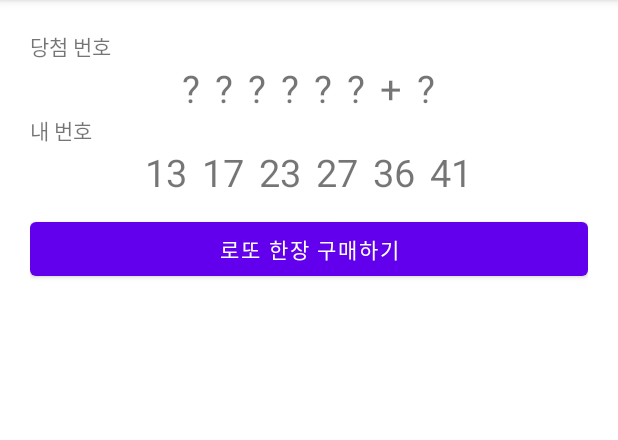
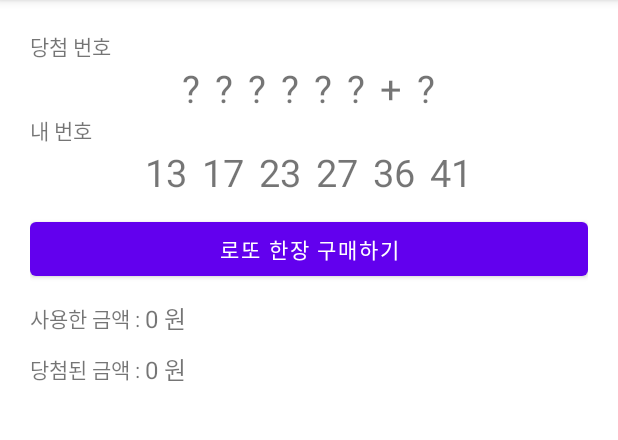
Before and after one commit to zcKO/LottoSimulator_20220303, an Android app: the screen it shows after launch (MainActivity), on a phone screen of 412 x 824 dp, the part 84-524 px from its top. Run offline under Robolectric (Android 15) with nearby library versions, the phone set to English and light mode, and no system bars.

Commit message:
사용 금액 / 당첨금액 표현용 UI 추가

```diff
--- a/app/src/main/res/layout/activity_main.xml
+++ b/app/src/main/res/layout/activity_main.xml
@@ -24,62 +24,62 @@
             android:layout_width="wrap_content"
             android:layout_height="wrap_content"
             android:text="\?"
-            android:textSize="25sp"/>
+            android:textSize="25sp" />
 
         <TextView
             android:id="@+id/txtWinNum02"
             android:layout_width="wrap_content"
             android:layout_height="wrap_content"
+            android:layout_marginStart="10dp"
             android:text="\?"
-            android:layout_marginStart="10dp"
-            android:textSize="25sp"/>
+            android:textSize="25sp" />
 
         <TextView
             android:id="@+id/txtWinNum03"
             android:layout_width="wrap_content"
             android:layout_height="wrap_content"
+            android:layout_marginStart="10dp"
             android:text="\?"
-            android:layout_marginStart="10dp"
-            android:textSize="25sp"/>
+            android:textSize="25sp" />
 
         <TextView
             android:id="@+id/txtWinNum04"
             android:layout_width="wrap_content"
             android:layout_height="wrap_content"
+            android:layout_marginStart="10dp"
             android:text="\?"
-            android:layout_marginStart="10dp"
-            android:textSize="25sp"/>
+            android:textSize="25sp" />
 
         <TextView
             android:id="@+id/txtWinNum05"
             android:layout_width="wrap_content"
             android:layout_height="wrap_content"
+            android:layout_marginStart="10dp"
             android:text="\?"
-            android:layout_marginStart="10dp"
-            android:textSize="25sp"/>
+            android:textSize="25sp" />
 
         <TextView
             android:id="@+id/txtWinNum06"
             android:layout_width="wrap_content"
             android:layout_height="wrap_content"
+            android:layout_marginStart="10dp"
             android:text="\?"
-            android:layout_marginStart="10dp"
-            android:textSize="25sp"/>
+            android:textSize="25sp" />
 
         <TextView
             android:layout_width="wrap_content"
             android:layout_height="wrap_content"
+            android:layout_marginStart="10dp"
             android:text="+"
-            android:layout_marginStart="10dp"
-            android:textSize="25sp"/>
+            android:textSize="25sp" />
 
         <TextView
             android:id="@+id/txtBonusNum"
             android:layout_width="wrap_content"
             android:layout_height="wrap_content"
+            android:layout_marginStart="10dp"
             android:text="\?"
-            android:layout_marginStart="10dp"
-            android:textSize="25sp"/>
+            android:textSize="25sp" />
 
     </LinearLayout>
 
@@ -91,48 +91,49 @@
     <LinearLayout
         android:layout_width="match_parent"
         android:layout_height="wrap_content"
-        android:orientation="horizontal"
-        android:gravity="center">
+        android:gravity="center"
+        android:orientation="horizontal">
 
         <TextView
             android:layout_width="wrap_content"
             android:layout_height="wrap_content"
             android:text="13"
-            android:textSize="25sp"/>
+            android:textSize="25sp" />
 
         <TextView
             android:layout_width="wrap_content"
             android:layout_height="wrap_content"
+            android:layout_marginStart="10dp"
             android:text="17"
-            android:layout_marginStart="10dp"
-            android:textSize="25sp"/>
+            android:textSize="25sp" />
 
         <TextView
             android:layout_width="wrap_content"
             android:layout_height="wrap_content"
+            android:layout_marginStart="10dp"
             android:text="23"
-            android:layout_marginStart="10dp"
-            android:textSize="25sp"/>
+            android:textSize="25sp" />
 
         <TextView
             android:layout_width="wrap_content"
             android:layout_height="wrap_content"
+            android:layout_marginStart="10dp"
             android:text="27"
-            android:layout_marginStart="10dp"
-            android:textSize="25sp"/>
-        <TextView
-            android:layout_width="wrap_content"
-            android:layout_height="wrap_content"
-            android:text="36"
-            android:layout_marginStart="10dp"
-            android:textSize="25sp"/>
+            android:textSize="25sp" />
 
         <TextView
             android:layout_width="wrap_content"
             android:layout_height="wrap_content"
+            android:layout_marginStart="10dp"
+            android:text="36"
+            android:textSize="25sp" />
+
+        <TextView
+            android:layout_width="wrap_content"
+            android:layout_height="wrap_content"
+            android:layout_marginStart="10dp"
             android:text="41"
-            android:layout_marginStart="10dp"
-            android:textSize="25sp"/>
+            android:textSize="25sp" />
 
     </LinearLayout>
 
@@ -140,7 +141,50 @@
         android:id="@+id/btnBuyLotto"
         android:layout_width="match_parent"
         android:layout_height="wrap_content"
-        android:text="로또 한장 구매하기"
-        android:layout_marginTop="10dp"/>
+        android:layout_marginTop="10dp"
+        android:text="로또 한장 구매하기" />
+
+    <LinearLayout
+        android:layout_width="match_parent"
+        android:layout_height="wrap_content"
+        android:layout_marginTop="10dp"
+        android:gravity="center_vertical"
+        android:orientation="horizontal">
+
+        <TextView
+            android:layout_width="wrap_content"
+            android:layout_height="wrap_content"
+            android:text="사용한 금액 : " />
+
+        <TextView
+            android:id="@+id/txtUsedMoney"
+            android:layout_width="wrap_content"
+            android:layout_height="wrap_content"
+            android:text="0 원"
+            android:textSize="16sp" />
+
+    </LinearLayout>
+
+    <LinearLayout
+        android:layout_width="match_parent"
+        android:layout_height="wrap_content"
+        android:layout_marginTop="10dp"
+        android:gravity="center_vertical"
+        android:orientation="horizontal">
+
+        <TextView
+            android:layout_width="wrap_content"
+            android:layout_height="wrap_content"
+            android:text="당첨된 금액 : " />
+
+        <TextView
+            android:id="@+id/txtEarnMoney"
+            android:layout_width="wrap_content"
+            android:layout_height="wrap_content"
+            android:text="0 원"
+            android:textSize="16sp" />
+
+    </LinearLayout>
+
 
 </LinearLayout>
```
